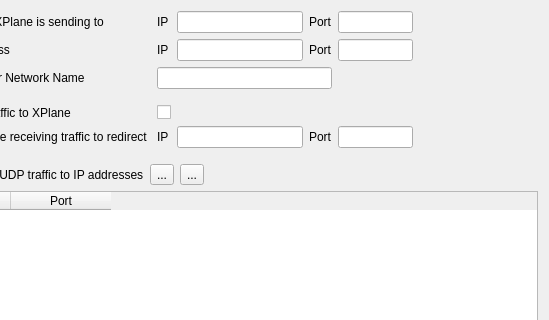
This is gui/xpudpconfigdialog.ui in leleopard/pyXPArduino as Qt 5 draws it before an edit; both pictures show x 101 to 650 and y 0 to 320 of the 650 by 464 pixel window. The edited form follows.
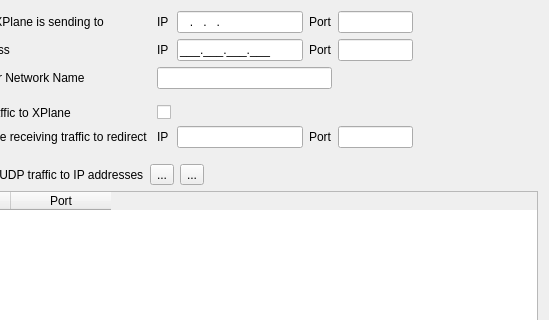
This is the edited form. Icons and pictures are not drawn.

Commit message: added input mask for IP address

Diff of the .ui file:
```diff
--- a/gui/xpudpconfigdialog.ui
+++ b/gui/xpudpconfigdialog.ui
@@ -31,6 +31,9 @@
          <height>16777215</height>
         </size>
        </property>
+       <property name="inputMask">
+        <string>000.000.000.000;_</string>
+       </property>
       </widget>
      </item>
      <item row="0" column="2">
@@ -41,6 +44,9 @@
          <height>16777215</height>
         </size>
        </property>
+       <property name="inputMask">
+        <string>900.900.900.900</string>
+       </property>
       </widget>
      </item>
      <item row="2" column="0">
```
The commit also changes 5 other files.
